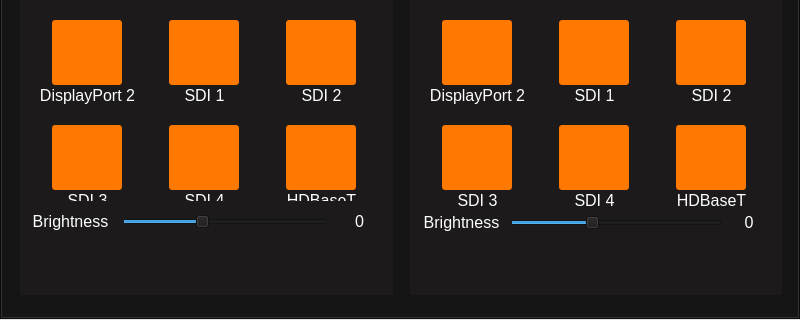
Old version of the form remote.ui in the repository samuelnyobe/NECRemote; both pictures show x 0 to 800 and y 280 to 600 of the 800 by 600 pixel window.
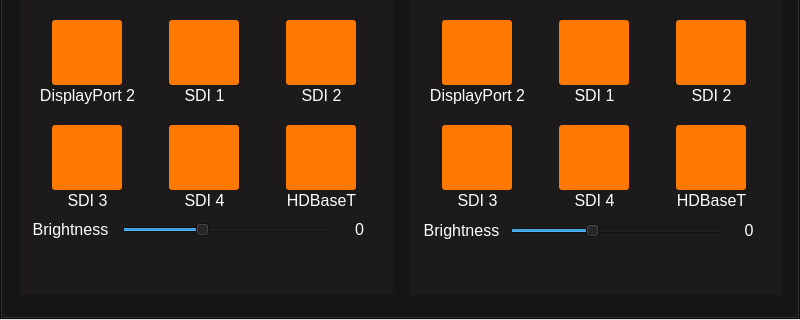
New version of the form. The open tabs and pages were chosen to show the change. Icons and pictures are not drawn.

Commit message: adjusted the width of the alert img

Patch:
```diff
--- a/remote.ui
+++ b/remote.ui
@@ -618,7 +618,7 @@
          <property name="geometry">
           <rect>
            <x>10</x>
-           <y>426</y>
+           <y>434</y>
            <width>351</width>
            <height>41</height>
           </rect>
@@ -827,7 +827,7 @@
          <property name="geometry">
           <rect>
            <x>10</x>
-           <y>427</y>
+           <y>435</y>
            <width>351</width>
            <height>41</height>
           </rect>
```
Left out of the diff: 2 changed lines with no effect on the pictures. The commit also changes 1 other file.
